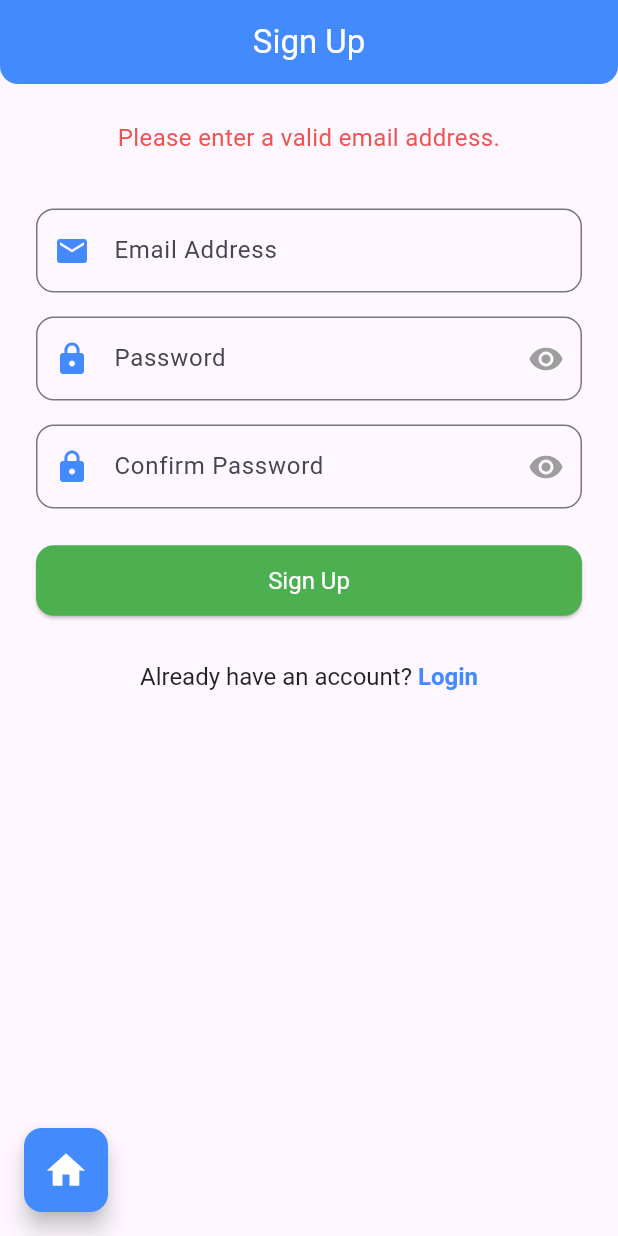
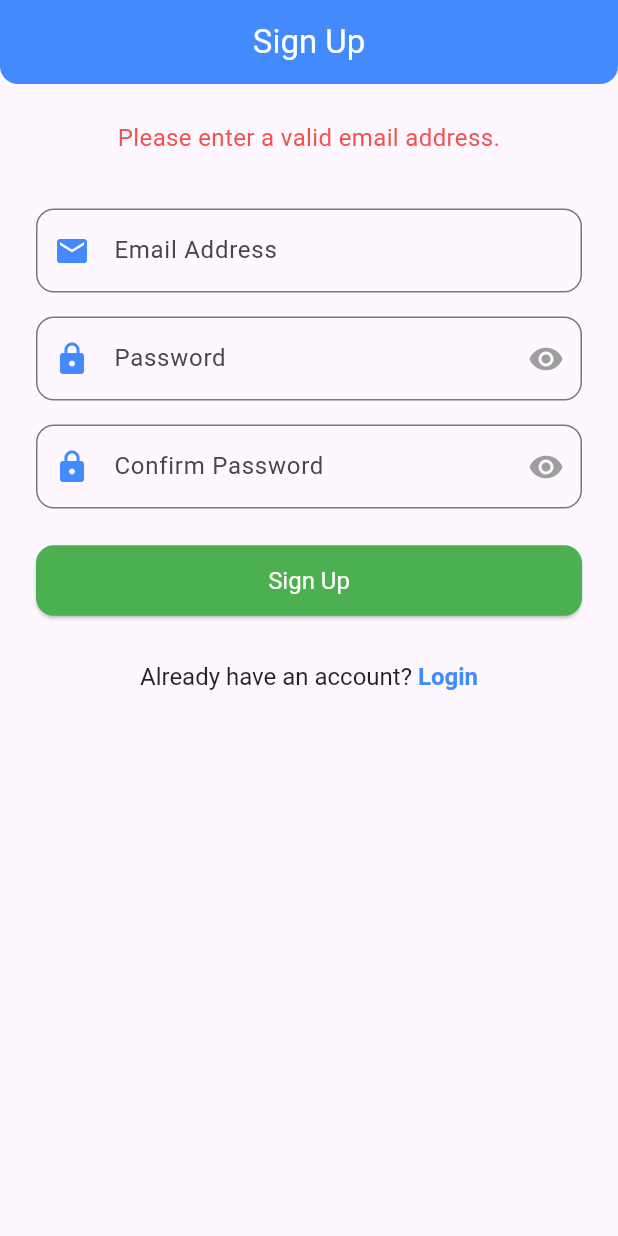
Before and after one commit to fightme4ls/reading_tracker, a Flutter app: the SignUpPage screen opened directly, after a tap on "Sign Up", on a phone screen of 412 x 824 dp. Run offline on Flutter 3.47's test engine with Material 3 defaults, Android fonts, the light colour scheme and no system bars; our stand-ins replace cloud_firestore, firebase_auth, firebase_core, google_sign_in, hive, hive_flutter; accounts and stored records are empty; network calls fail.

Commit message:
navigation issues + version 5

```diff
--- a/lib/screens/add_book_screen.dart
+++ b/lib/screens/add_book_screen.dart
@@ -372,6 +372,7 @@ class _AddBookScreenState extends State<AddBookScreen> {
           selectedType = 'Manhwa';
         }
       }
+      titleController.clear();
     });
   }
 
--- a/lib/screens/main_screen.dart
+++ b/lib/screens/main_screen.dart
@@ -60,7 +60,7 @@ class _MainScreenState extends State<MainScreen> {
           IconButton(
             icon: Icon(Icons.account_circle),
             onPressed: () {
-              Navigator.pushReplacement(
+              Navigator.push(
                 context,
                 MaterialPageRoute(builder: (context) => AccountScreen()),
               );
--- a/lib/screens/signup_page.dart
+++ b/lib/screens/signup_page.dart
@@ -30,6 +30,7 @@ class _SignUpPageState extends State<SignUpPage> {
     return Scaffold(
       appBar: AppBar(
         title: Text('Sign Up'),
+        automaticallyImplyLeading: false,
         centerTitle: true,
         backgroundColor: Colors.blueAccent,
         foregroundColor: Colors.white,
@@ -160,6 +161,10 @@ class _SignUpPageState extends State<SignUpPage> {
                     });
 
                     await FirebaseAuth.instance.signOut();
+
+                    emailController.clear();
+                    passwordController.clear();
+                    confirmPasswordController.clear();
                   } on FirebaseAuthException catch (error) {
                     setState(() {
                       _errorMessage = error.message ?? 'An unknown error occurred';
@@ -203,24 +208,6 @@ class _SignUpPageState extends State<SignUpPage> {
           ),
         ),
       ),
-      // Back to Home FAB
-      floatingActionButton: FloatingActionButton(
-        onPressed: () {
-          // Navigate back to the Main screen
-          Navigator.pushReplacement(
-            context,
-            MaterialPageRoute(builder: (context) => MainScreen()),
-          );
-        },
-        backgroundColor: Colors.blueAccent,
-        child: Icon(
-          Icons.home,
-          size: 30,
-          color: Colors.white,
-        ),
-        shape: RoundedRectangleBorder(borderRadius: BorderRadius.circular(12)),
-      ),
-      floatingActionButtonLocation: FloatingActionButtonLocation.startFloat,
     );
   }
 }
```
Also changed, not shown: lib/main.dart (+14 -1 lines), lib/screens/account_screen.dart (+15 -32 lines), lib/screens/forgotpassword_page.dart (+3 -18 lines), lib/screens/login_page.dart (+2 -13 lines), 1 other file.
